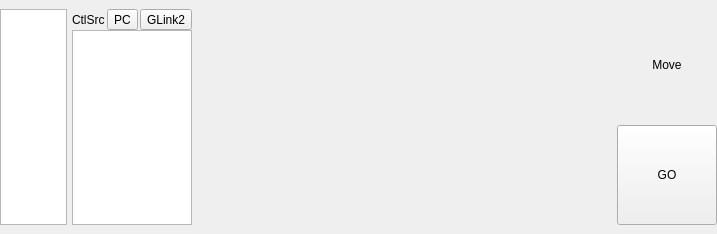
Before: the Qt Designer form Libs/PlotUnit/PlotUnitGraph/TabMotion/tabmotion.ui in tiangaomingjing/ServoDriveTech, drawn with Qt 5.
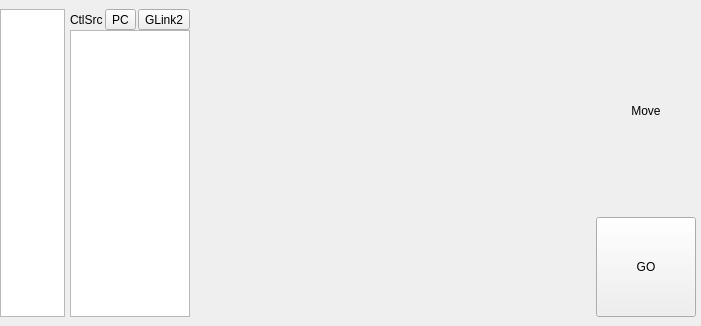
After: the same form once the commit is applied.

The edit to the form file:
```diff
--- a/Libs/PlotUnit/PlotUnitGraph/TabMotion/tabmotion.ui
+++ b/Libs/PlotUnit/PlotUnitGraph/TabMotion/tabmotion.ui
@@ -6,8 +6,8 @@
    <rect>
     <x>0</x>
     <y>0</y>
-    <width>717</width>
-    <height>234</height>
+    <width>701</width>
+    <height>326</height>
    </rect>
   </property>
   <property name="windowTitle">
@@ -24,7 +24,7 @@
     <number>9</number>
    </property>
    <property name="rightMargin">
-    <number>0</number>
+    <number>5</number>
    </property>
    <property name="bottomMargin">
     <number>9</number>
@@ -141,21 +141,34 @@
     </layout>
    </item>
    <item>
-    <layout class="QVBoxLayout" name="verticalLayout_10">
+    <layout class="QVBoxLayout" name="verticalLayout_go">
+     <property name="rightMargin">
+      <number>0</number>
+     </property>
      <item>
-      <layout class="QHBoxLayout" name="hlayout_processBars"/>
+      <widget class="QLabel" name="label_13">
+       <property name="text">
+        <string>Move</string>
+       </property>
+       <property name="alignment">
+        <set>Qt::AlignCenter</set>
+       </property>
+      </widget>
      </item>
      <item>
-      <layout class="QVBoxLayout" name="verticalLayout_9" stretch="1,0">
+      <layout class="QHBoxLayout" name="horizontalLayout">
        <item>
-        <widget class="QLabel" name="label_13">
-         <property name="text">
-          <string>Move</string>
+        <spacer name="horizontalSpacer">
+         <property name="orientation">
+          <enum>Qt::Horizontal</enum>
          </property>
-         <property name="alignment">
-          <set>Qt::AlignCenter</set>
+         <property name="sizeHint" stdset="0">
+          <size>
+           <width>40</width>
+           <height>20</height>
+          </size>
          </property>
-        </widget>
+        </spacer>
        </item>
        <item>
         <widget class="QToolButton" name="tbtn_plot_servoGoMotion">
@@ -182,6 +195,19 @@
          </property>
         </widget>
        </item>
+       <item>
+        <spacer name="horizontalSpacer_2">
+         <property name="orientation">
+          <enum>Qt::Horizontal</enum>
+         </property>
+         <property name="sizeHint" stdset="0">
+          <size>
+           <width>40</width>
+           <height>20</height>
+          </size>
+         </property>
+        </spacer>
+       </item>
       </layout>
      </item>
     </layout>
```
